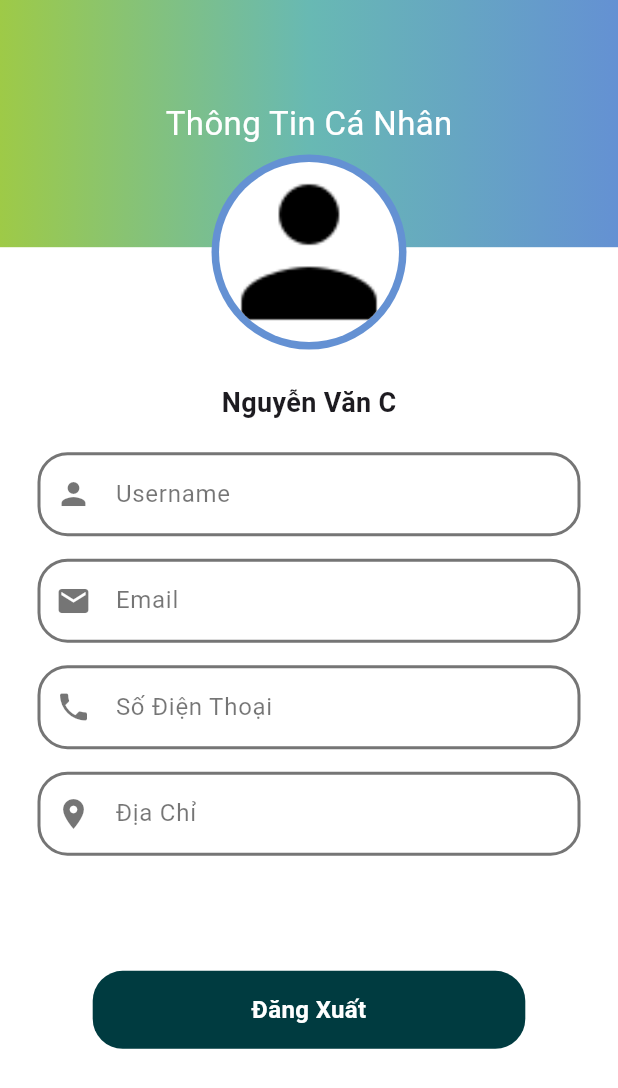
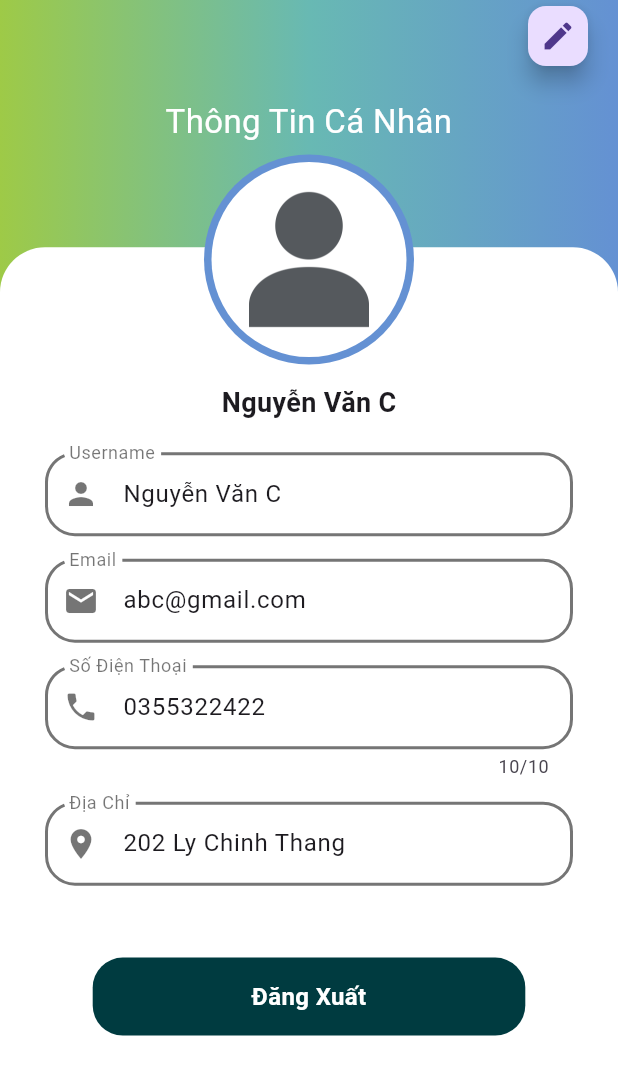
Before and after one commit to YenNN0205/Hiaki_Admin, a Flutter app: the ProfilePage screen opened directly, on a phone screen of 412 x 824 dp. Shown: the top 1088 px of the screen. Run offline on Flutter 3.47's test engine with Material 2 defaults, Android fonts, the light colour scheme and no system bars; our stand-ins replace get, loading_animation_widget, shared_preferences; missing offline and left inert: dart:ffi; accounts and stored records are empty.

Commit message:
update_ui_profile/logout

```diff
--- a/lib/main.dart
+++ b/lib/main.dart
@@ -24,8 +24,6 @@ class MyApp extends StatelessWidget {
         useMaterial3: true,
       ),
       home: const LoginPage(),
-      //   home: const ProfilePage(),
-      // home: const TasksPage(),
     );
   }
 }
--- a/lib/pages/common_widget/profile_text_field.dart
+++ b/lib/pages/common_widget/profile_text_field.dart
@@ -1,18 +1,26 @@
+import 'dart:ffi';
+
 import 'package:flutter/material.dart';
 
-Padding profileTextField({required TextEditingController textController,required Icon iconTextfield,required String hintText,required bool obscureText}) {
+Padding profileTextField({required String text,int? textLength ,required Icon iconTextField,required TextInputType textType ,required String hintText,required bool obscureText}) {
+  final textController = TextEditingController();
+  textController.text = text;
   return Padding(
-    padding: const EdgeInsets.only(left: 25.0, right: 25.0,bottom:15),
+    padding: const EdgeInsets.only(left: 30.0, right: 30.0,bottom:15),
     child: TextField(
+      readOnly: true,
+        keyboardType: textType,
         controller: textController,
+        maxLength: textLength,
         decoration: InputDecoration(
           labelStyle: TextStyle(color: Colors.black54),
           labelText: hintText,
-          prefixIcon: iconTextfield,
+          hintText: 'mew mew',
+          prefixIcon: iconTextField,
           border: OutlineInputBorder(
               borderRadius: BorderRadius.all(Radius.circular(20)),
               borderSide: BorderSide(
-                color: Colors.greenAccent,
+                color: Colors.red,
                 width: 2,
               )
           ),
@@ -34,3 +42,25 @@ Padding profileTextField({required TextEditingController textController,required
     ),
   );
 }
+
+
+
+
+// Container profileTextField({required TextEditingController textController,required Icon iconTextfield,required String hintText,required bool obscureText}) {
+//   return Container(
+//     padding: EdgeInsets.fromLTRB(10, 2, 10, 2),
+//     decoration: BoxDecoration(
+//         borderRadius: BorderRadius.circular(5),
+//         border: Border.all(color: Colors.red)
+//     ),
+//     child: TextField(
+//
+//       decoration: InputDecoration(
+//         border: InputBorder.none,
+//         hintText: 'ssas',
+//         labelText: hintText,
+//       ),
+//       controller: textController,
+//     ),
+//   );
+// }
--- a/lib/pages/profile/profile_page.dart
+++ b/lib/pages/profile/profile_page.dart
@@ -1,4 +1,6 @@
 import 'package:flutter/material.dart';
+import 'package:get/get.dart';
+import 'package:hiaki_admin/pages/authentications/authentication.dart';
 import 'package:hiaki_admin/pages/common_widget/common.dart';
 
 import '../common_widget/gradient_app_bar.dart';
@@ -23,42 +25,53 @@ class _ProfilePageState extends State<ProfilePage> {
     final double maxWidth = MediaQuery.of(context).size.width;
 
     return Scaffold(
-      backgroundColor: Colors.white,
+      floatingActionButtonLocation: FloatingActionButtonLocation.endTop,
+      floatingActionButton: FloatingActionButton(
+        mini: true,
+        onPressed: () {},
+        child: CircleAvatar(
+          radius: 20,
+          child: Icon(Icons.edit),
+        ),
+      ),
       resizeToAvoidBottomInset: false,
       body: Stack(
         children: [
-          Column(
-            children: [
+          //Gradiant with text
           Container(
             width: maxWidth,
+            height: maxHeight,
             decoration: const BoxDecoration(
                 gradient: LinearGradient(colors: [
               Color(0xff9eca47),
               Color(0xff68b9b3),
               Color(0xff6491d3)
             ])),
-                height: maxHeight * 0.2,
-                child: Center(
-                    child: Text(
-                  'Thông Tin Cá Nhân',
-                  style: TextStyle(fontSize: 22, color: Colors.white),
-                )),
+            child: Container(
+                margin: EdgeInsets.only(top: maxHeight * 0.08),
+                child: Text('Thông Tin Cá Nhân',
+                    textAlign: TextAlign.center,
+                    style: TextStyle(fontSize: 22, color: Colors.white))),
           ),
+          //Text field Container
           Container(
-                decoration: const BoxDecoration(
+            width: double.infinity,
+            // height: maxHei,
+            margin: EdgeInsets.only(top: maxHeight * 0.2),
+            decoration: BoxDecoration(
+              borderRadius: BorderRadius.only(
+                topRight: Radius.circular(30),
+                topLeft: Radius.circular(30),
+              ),
               color: Colors.white,
-                  borderRadius: BorderRadius.only(
-                      topLeft: Radius.circular(60),
-                      topRight: Radius.circular(20)),
             ),
-                margin: EdgeInsets.only(top: maxHeight * 0.11),
-                width: double.infinity,
+
             child: Column(
               crossAxisAlignment: CrossAxisAlignment.center,
               mainAxisAlignment: MainAxisAlignment.start,
               children: [
                 Padding(
-                      padding: const EdgeInsets.only(bottom: 20),
+                  padding: EdgeInsets.only(bottom: 20, top: maxHeight * 0.11),
                   child: const Text(
                     'Nguyễn Văn C',
                     style: TextStyle(
@@ -67,64 +80,80 @@ class _ProfilePageState extends State<ProfilePage> {
                     ),
                   ),
                 ),
-                    //UserDetail
-                    /**/
                 profileTextField(
-                        textController: _nameController,
-                        hintText : 'Username',
-                        iconTextfield: Icon(Icons.person,color: Colors.black54,),
-                        obscureText: false
+                    text: 'Nguyễn Văn C',
+                    hintText: 'Username',
+                    textType: TextInputType.text,
+                    iconTextField: Icon(
+                      Icons.person,
+                      color: Colors.black54,
                     ),
-
+                    obscureText: false),
                 profileTextField(
-                        textController: _emailController,
-                        hintText : 'Email',
-                        iconTextfield: Icon(Icons.mail,color: Colors.black54,),
-                        obscureText: false
+                    text: "abc@gmail.com",
+                    hintText: 'Email',
+                    textType: TextInputType.emailAddress,
+                    iconTextField: Icon(
+                      Icons.mail,
+                      color: Colors.black54,
                     ),
+                    obscureText: false),
                 profileTextField(
-                        textController: _phoneController,
-                        hintText : 'Số Điện Thoại',
-                        iconTextfield: Icon(Icons.phone,color: Colors.black54,),
-                        obscureText: false
+                    text: "0355322422",
+                    hintText: 'Số Điện Thoại',
+                    textLength: 10,
+                    textType: TextInputType.number,
+                    iconTextField: Icon(
+                      Icons.phone,
+                      color: Colors.black54,
                     ),
+                    obscureText: false),
                 profileTextField(
-                        textController: _addressController,
-                        hintText : 'Địa Chỉ',
-                        iconTextfield: Icon(Icons.location_on,color: Colors.black54,),
-                        obscureText: false
+                    text: "202 Ly Chinh Thang",
+                    hintText: 'Địa Chỉ',
+                    textType: TextInputType.text,
+                    iconTextField: Icon(
+                      Icons.location_on,
+                      color: Colors.black54,
                     ),
+                    obscureText: false),
                 Padding(
-                      padding: EdgeInsets.only(top: maxHeight * 0.075),
+                  padding: EdgeInsets.only(top: maxHeight * 0.04),
                   child: buttonCommon(
                       maxWidth: maxWidth,
-                          onTap: () {},
-                          tittle: 'Đăng Xuất'),
+                      onTap: () {
+                        Get.snackbar("Notification", "Log Out Success");
+                        Get.offAll(()=>LoginPage());
+                      },tittle: 'Đăng Xuất'),
                 ),
               ],
             ),
           ),
-            ],
-          ),
-          //
+          //Avatar
           Container(
             padding: EdgeInsets.only(top: maxHeight * 0.125),
             child: Row(
               mainAxisAlignment: MainAxisAlignment.center,
               children: [
                 CircleAvatar(
-                  radius: 65,
+                  radius: 70,
                   backgroundColor: Color(0xff6491d3),
                   child: CircleAvatar(
-                    // backgroundColor: Color(0xff9eca47),
+                    radius: 65,
                     backgroundColor: Colors.white,
-                    backgroundImage: AssetImage('assets/avatar.png'),
-                    radius: 60,
+                    child: SizedBox(
+                        height: 100,
+                        width: 100,
+                        child: Image.asset(
+                          'assets/avatar.png',
+                          fit: BoxFit.contain,
+                        )),
                   ),
                 ),
               ],
             ),
           ),
+          //button Edit
         ],
       ),
     );
```
Also changed, not shown: assets/avatar.png, assets/img.png (deleted), lib/generated/assets.dart, 2 other files. Lines whose indentation alone changed are shown as unchanged.
